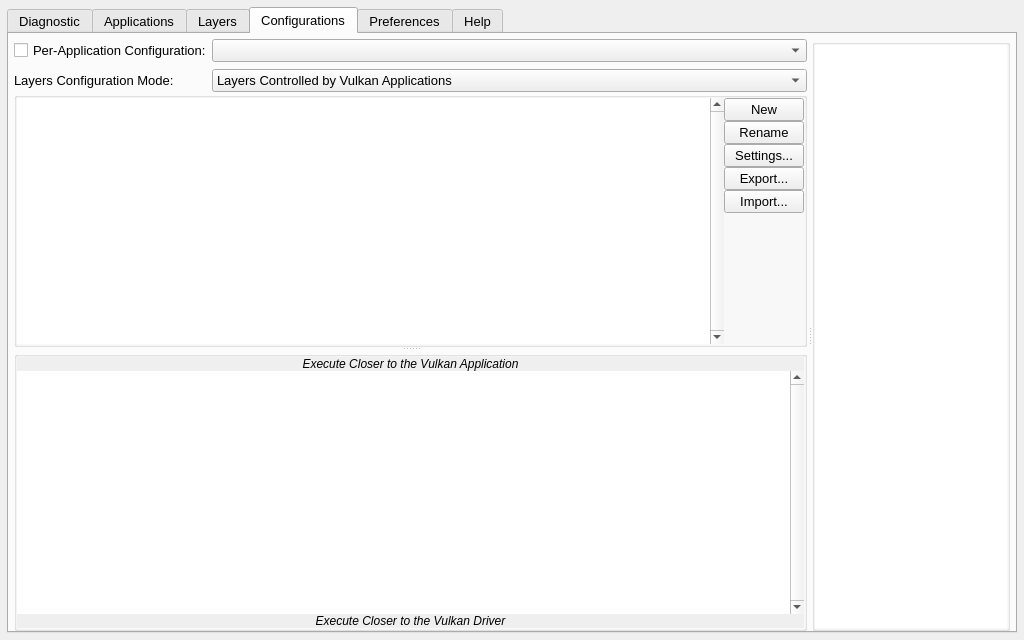
Above: vkconfig_gui/mainwindow.ui from LunarG/VulkanTools before the change. Below: the same form after it.
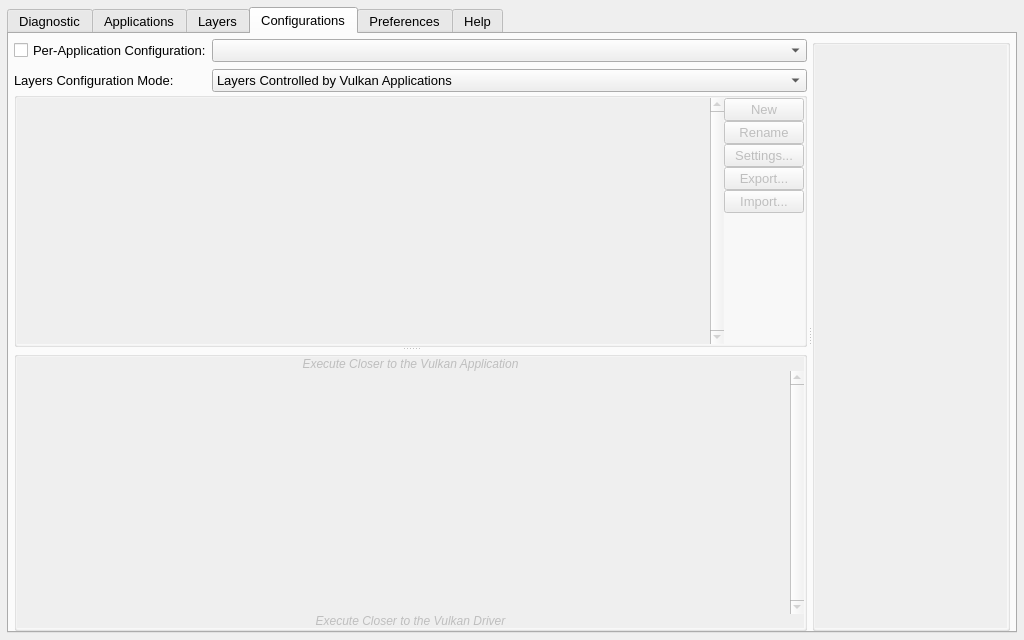
That is the form after the change. Icons and pictures are not drawn.

The edit to the form file:
```diff
--- a/vkconfig_gui/mainwindow.ui
+++ b/vkconfig_gui/mainwindow.ui
@@ -711,6 +711,9 @@
              </item>
              <item>
               <widget class="QGroupBox" name="group_box_configurations">
+               <property name="enabled">
+                <bool>false</bool>
+               </property>
                <property name="sizePolicy">
                 <sizepolicy hsizetype="Preferred" vsizetype="Preferred">
                  <horstretch>1</horstretch>
@@ -923,6 +926,9 @@
             </layout>
            </widget>
            <widget class="QGroupBox" name="group_box_layers">
+            <property name="enabled">
+             <bool>false</bool>
+            </property>
             <property name="sizePolicy">
              <sizepolicy hsizetype="Preferred" vsizetype="Preferred">
               <horstretch>0</horstretch>
@@ -1069,6 +1075,9 @@
             <enum>Qt::Vertical</enum>
            </property>
            <widget class="QGroupBox" name="group_box_settings">
+            <property name="enabled">
+             <bool>false</bool>
+            </property>
             <property name="sizePolicy">
              <sizepolicy hsizetype="Preferred" vsizetype="Preferred">
               <horstretch>0</horstretch>
```
